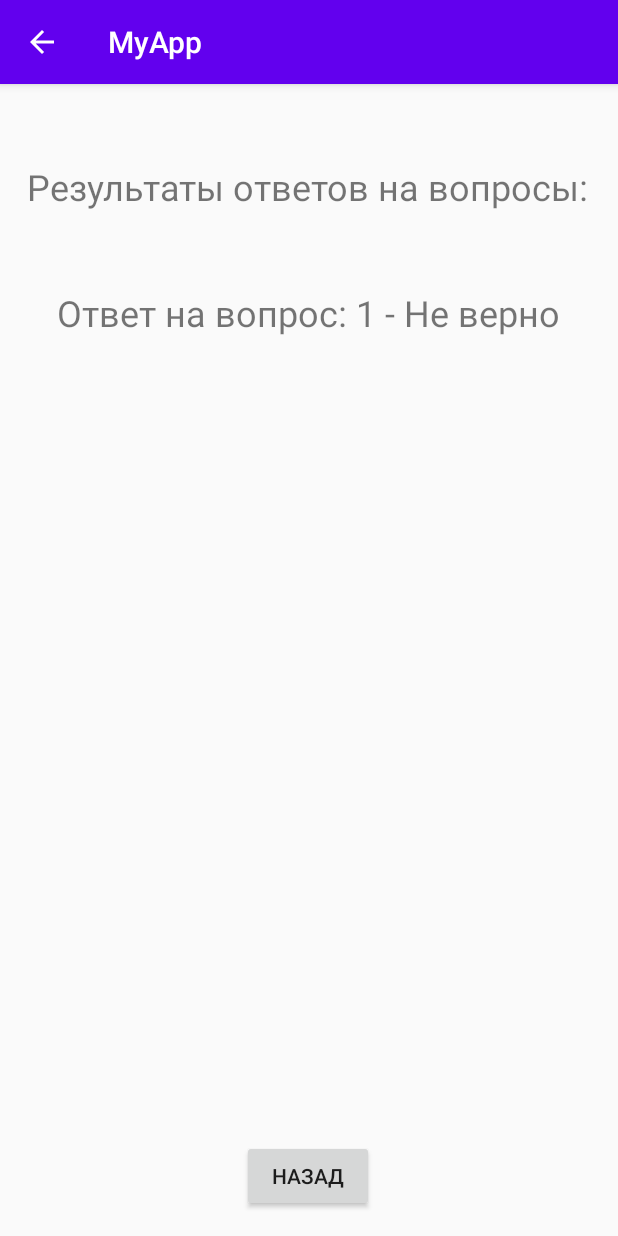
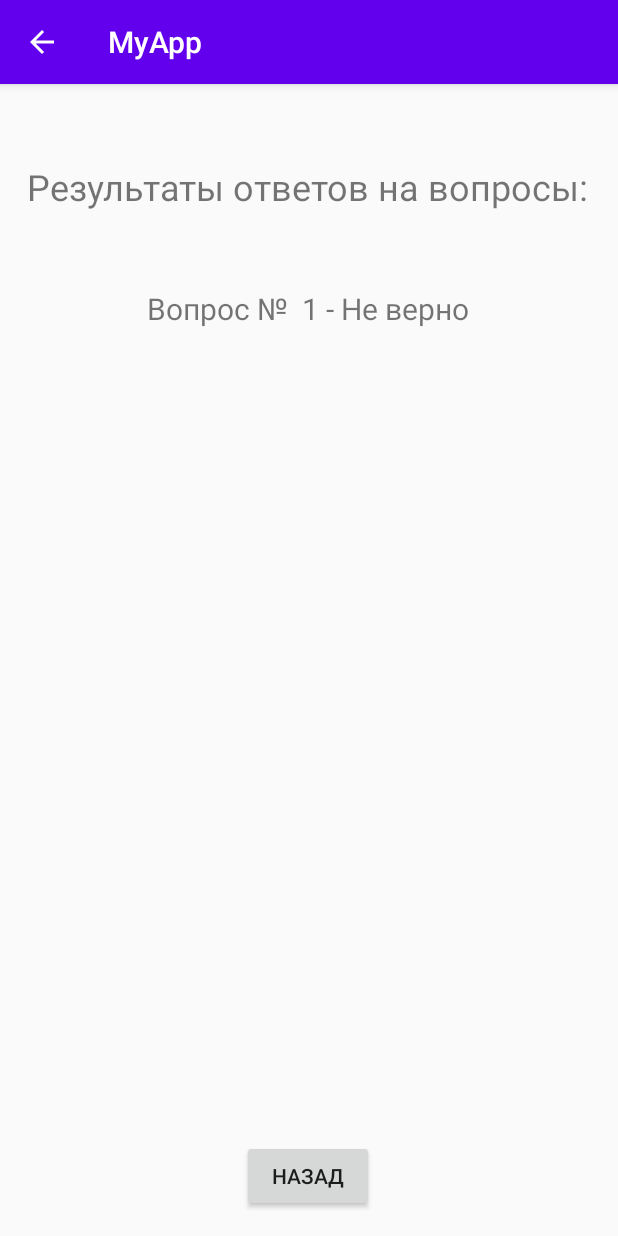
Before and after one commit to max4dev/firstApp, an Android app: the screen it shows after launch (Results), after a tap on "ПОСМОТРЕТЬ РЕЗУЛЬТАТЫ", on a phone screen of 412 x 824 dp. Run offline under Robolectric (Android 15) with nearby library versions, the phone set to English and light mode, and no system bars; Roboto replaces fonts that are not available here; 1 other tap on this screen came first.

Commit message:
Final version

```diff
--- a/app/src/main/java/com/example/myapp/MainActivity.java
+++ b/app/src/main/java/com/example/myapp/MainActivity.java
@@ -62,8 +62,9 @@ public class MainActivity extends AppCompatActivity {
                    // txtAnsw.setText(Results.showRes (questionIndex, results[questionIndex].getAnswer(), results));
                    // System.out.println("yesBtn - Нет" + results[questionIndex]);
                 }
-            questionIndex = (questionIndex + 1) % question.length;
-            textView.setText(question[questionIndex].getQuestionResId());
+                showResults(questionIndex);
+                questionIndex = (questionIndex + 1) % question.length;
+                textView.setText(question[questionIndex].getQuestionResId());
             }
         });
 
@@ -80,28 +81,37 @@ public class MainActivity extends AppCompatActivity {
                     results[questionIndex] = new Results(questionIndex, "Верно");
                   //  txtAnsw.setText(Results.showRes (questionIndex, results[questionIndex].getAnswer(), results));
                 }
-            questionIndex = (questionIndex + 1) % question.length;
-            textView.setText(question[questionIndex].getQuestionResId());
+                showResults(questionIndex);
+                questionIndex = (questionIndex + 1) % question.length;
+                textView.setText(question[questionIndex].getQuestionResId());
             }
         });
 
 
-        resBtn = findViewById(R.id.btnRes);  // Кнопка вывода результатов от ветов, на вторую (Results) активность
+        resBtn = findViewById(R.id.btnRes);  // Кнопка вывода результатов ответов, на вторую активность (Results)
         resBtn.setOnClickListener(new View.OnClickListener() {
 
             @Override
             public void onClick(View v) {
                 Intent intent = new Intent(MainActivity.this, Results.class);
-                intent.putExtra("answers", Results.showRes (questionIndex-1, results[questionIndex-1].getAnswer(), results));
+                if (questionIndex == 0) {
+                    intent.putExtra("answers", "Ответов на вопросы нет." + "\n" + "Ответьте пожалуйста на вопросы");
+                } else {
+                    intent.putExtra("answers", Results.showRes (questionIndex-1, results[questionIndex-1].getAnswer(), results));
+                }
                 startActivity(intent);
-
-
             }
         });
 
     }
 
-
+    private void showResults (int questionIndex) {
+        if (questionIndex == 4) {
+            Intent intent = new Intent(MainActivity.this, Results.class);
+            intent.putExtra("answers", Results.showRes(questionIndex, results[questionIndex].getAnswer(), results));
+            startActivity(intent);
+        }
+    }
 
     @Override
     public void onSaveInstanceState(Bundle outState) {
--- a/app/src/main/java/com/example/myapp/Results.java
+++ b/app/src/main/java/com/example/myapp/Results.java
@@ -44,9 +44,8 @@ public class Results extends AppCompatActivity {
     //МЕТОД ВЫВОДА РЕЗУЛЬТАТОВ НА ЭКРАН
     static String showRes (int j, String s, Results array []) {
        String a = "";
-        for (int i=0; i < j+1; i++) {
-           a += "Ответ на вопрос: " + (array [i].index + 1) + " - " + array [i].answer + "\n";
-        }
+           for (int i=0; i < j+1; i++)
+           a += "Вопрос №  " + (array [i].index + 1) + " - " + array [i].answer + "\n";
         return a;
     }
 
@@ -66,8 +65,7 @@ public class Results extends AppCompatActivity {
         Backbtn.setOnClickListener(new View.OnClickListener() {
             @Override
             public void onClick(View v) {
-                Intent intent = new Intent(Results.this, MainActivity.class);
-                startActivity(intent);
+                onBackPressed();
             }
         });
     }
--- a/app/src/main/res/layout/activity_results.xml
+++ b/app/src/main/res/layout/activity_results.xml
@@ -27,7 +27,8 @@
         android:layout_width="wrap_content"
         android:layout_height="wrap_content"
         android:layout_marginTop="52dp"
-        android:textSize="24sp"
+        android:textAlignment="viewStart"
+        android:textSize="20sp"
         app:layout_constraintEnd_toEndOf="parent"
         app:layout_constraintHorizontal_bias="0.498"
         app:layout_constraintStart_toStartOf="parent"
```
Also changed, not shown: 7 other files.
